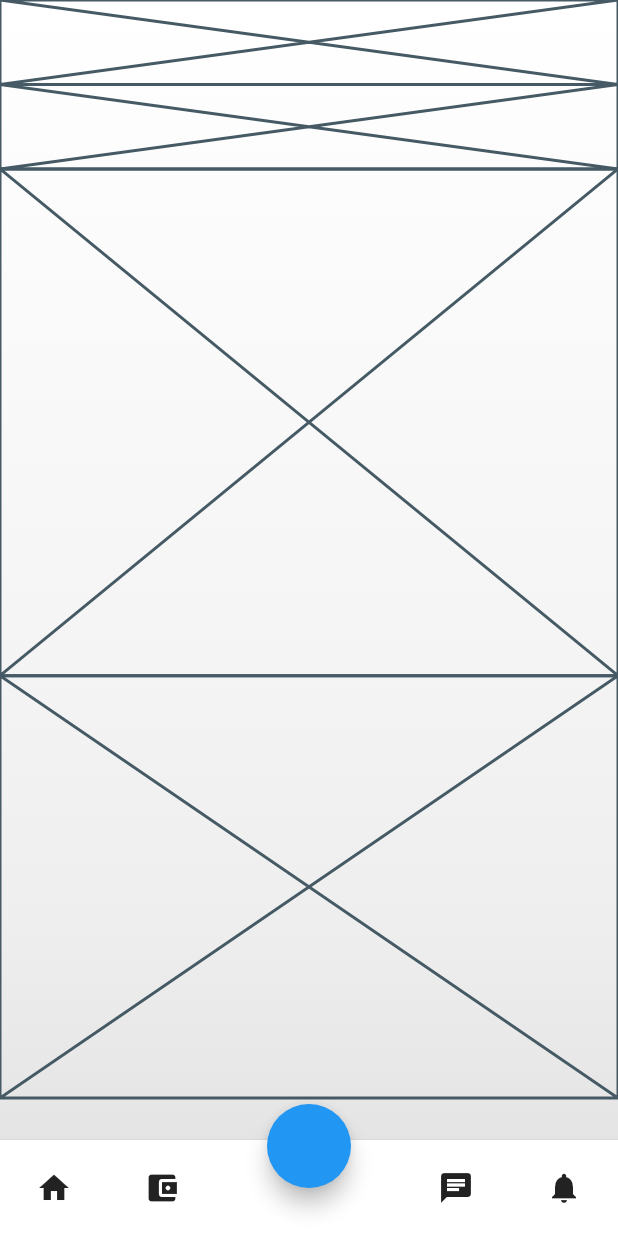
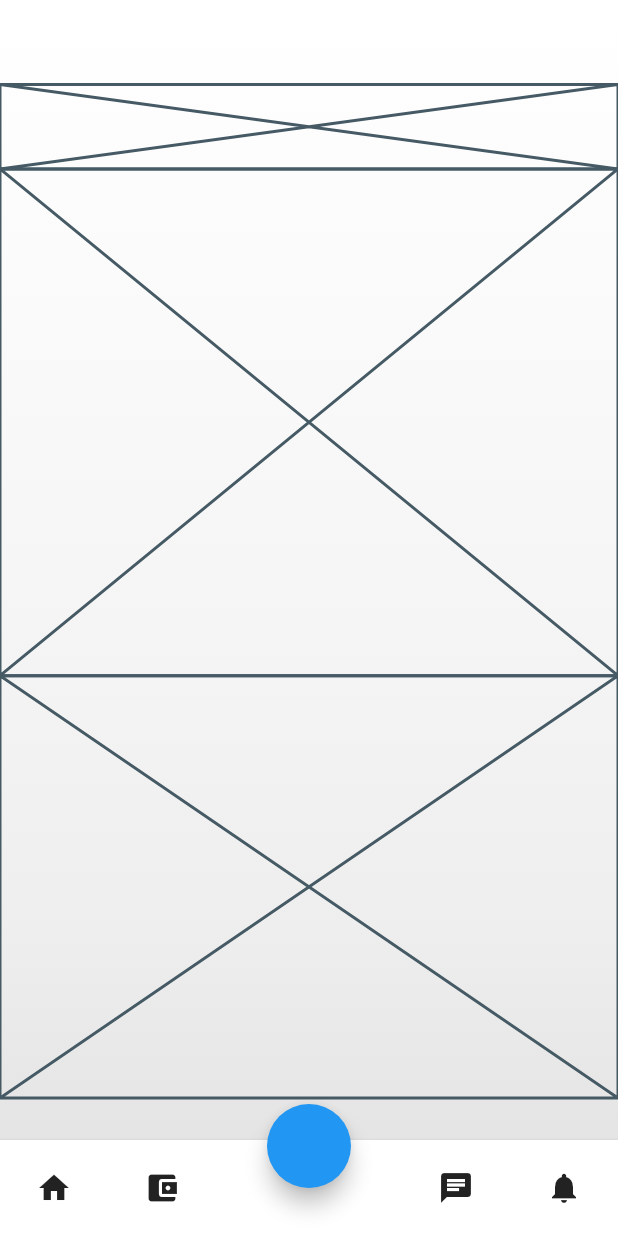
Before and after one commit to JAICHANGPARK/flutter_notebook_11th_story, a Flutter app: the screen it shows after launch, on a phone screen of 412 x 824 dp. Run offline on Flutter 3.47's test engine with Material 2 defaults, Android fonts, the phone set to English and light mode, and no system bars; our stand-ins replace backdrop, badges, flutter_inner_drawer, flutter_slidable, flutter_swiper, google_fonts.

Commit message:
Update real_estate_home_page.dart

```diff
--- a/lib/ep731_real_estate_app/ui/real_estate_home_page.dart
+++ b/lib/ep731_real_estate_app/ui/real_estate_home_page.dart
@@ -79,7 +79,11 @@ class _RealEstateHomePageState extends State<RealEstateHomePage> {
                 top: 0,
                 child: Column(
                   children: [
-                    Expanded(child: Placeholder()),
+                    Expanded(child: Row(
+                      children: [
+
+                      ],
+                    )),
                     Expanded(child: Placeholder()),
                     Expanded(flex: 6, child: Placeholder()),
                     Expanded(flex: 5, child: Placeholder()),
```
